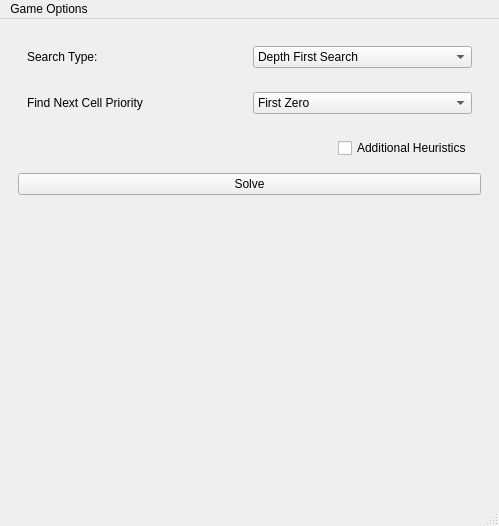
This is ui/mainWindow.ui in Braeden6/sudokuSolver as Qt 5 draws it before an edit. The edited form follows.
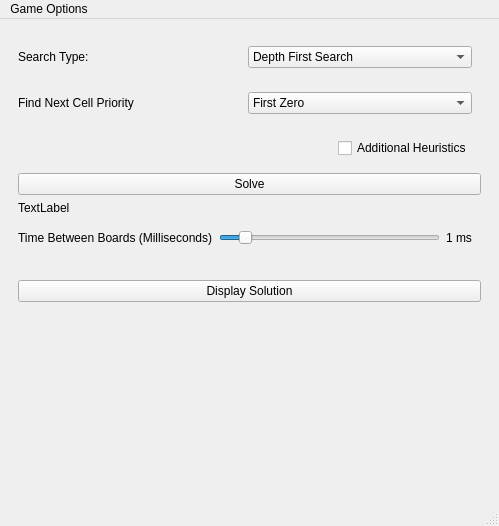
This is the edited form.

Commit message: ENH: updated solver options in GUI and added display options.

The edit to the form file:
```diff
--- a/ui/mainWindow.ui
+++ b/ui/mainWindow.ui
@@ -751,6 +751,9 @@
         <item>
          <widget class="QWidget" name="widget" native="true">
           <layout class="QHBoxLayout" name="horizontalLayout_2">
+           <property name="leftMargin">
+            <number>0</number>
+           </property>
            <item>
             <widget class="QLabel" name="labelSearchType">
              <property name="text">
@@ -784,6 +787,9 @@
         <item>
          <widget class="QWidget" name="widget_3" native="true">
           <layout class="QHBoxLayout" name="horizontalLayout_3">
+           <property name="leftMargin">
+            <number>0</number>
+           </property>
            <item>
             <widget class="QLabel" name="label">
              <property name="text">
@@ -846,6 +852,66 @@
           </property>
          </widget>
         </item>
+        <item>
+         <widget class="QLabel" name="labelSolverResults">
+          <property name="text">
+           <string>TextLabel</string>
+          </property>
+         </widget>
+        </item>
+        <item>
+         <widget class="QWidget" name="widgetTimeDelay" native="true">
+          <layout class="QHBoxLayout" name="horizontalLayout_5">
+           <property name="leftMargin">
+            <number>0</number>
+           </property>
+           <item>
+            <widget class="QLabel" name="labelSliderDetail">
+             <property name="text">
+              <string>Time Between Boards (Milliseconds)</string>
+             </property>
+            </widget>
+           </item>
+           <item>
+            <widget class="QSlider" name="horizontalSliderTimeDelay">
+             <property name="minimum">
+              <number>1</number>
+             </property>
+             <property name="maximum">
+              <number>100</number>
+             </property>
+             <property name="value">
+              <number>10</number>
+             </property>
+             <property name="orientation">
+              <enum>Qt::Horizontal</enum>
+             </property>
+            </widget>
+           </item>
+           <item>
+            <widget class="QLabel" name="labelSliderValue">
+             <property name="text">
+              <string>1 ms</string>
+             </property>
+            </widget>
+           </item>
+          </layout>
+         </widget>
+        </item>
+        <item>
+         <widget class="QLabel" name="labelEstimatedTime">
+          <property name="text">
+           <string/>
+          </property>
+         </widget>
+        </item>
+        <item>
+         <widget class="QPushButton" name="pushButtonDisplaySolution">
+          <property name="text">
+           <string>Display Solution</string>
+          </property>
+         </widget>
+        </item>
         <item>
          <spacer name="verticalSpacer_2">
           <property name="orientation">
```
Left out of the diff: 3 changed lines with no effect on the pictures. The commit also changes 2 other files.
